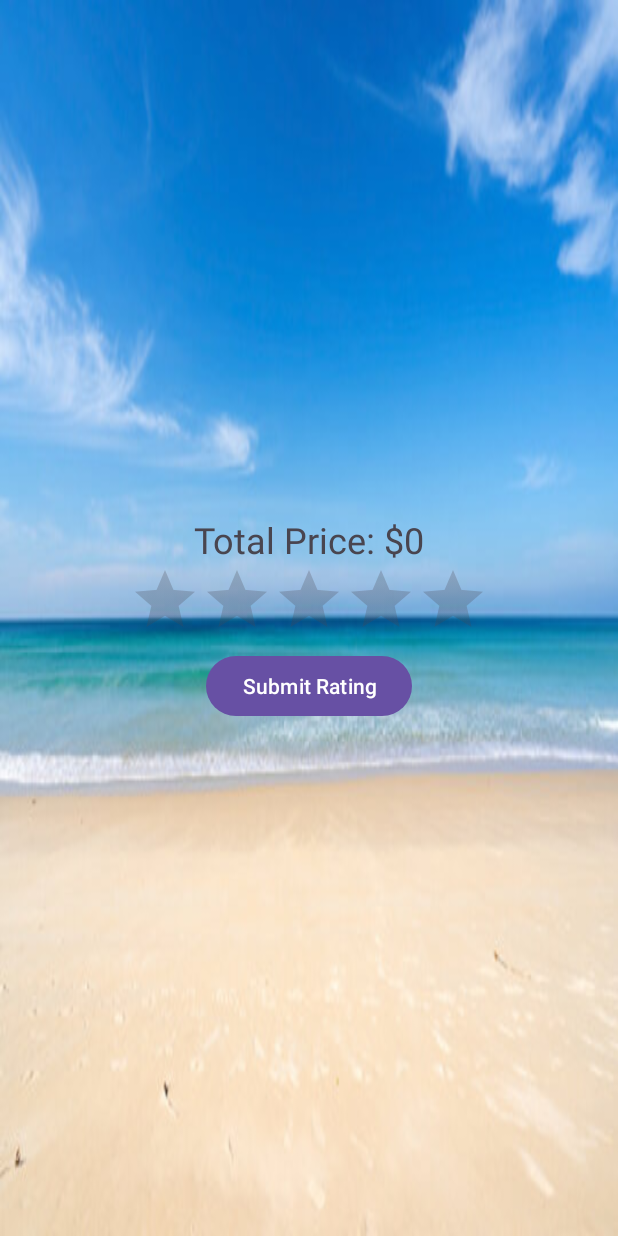
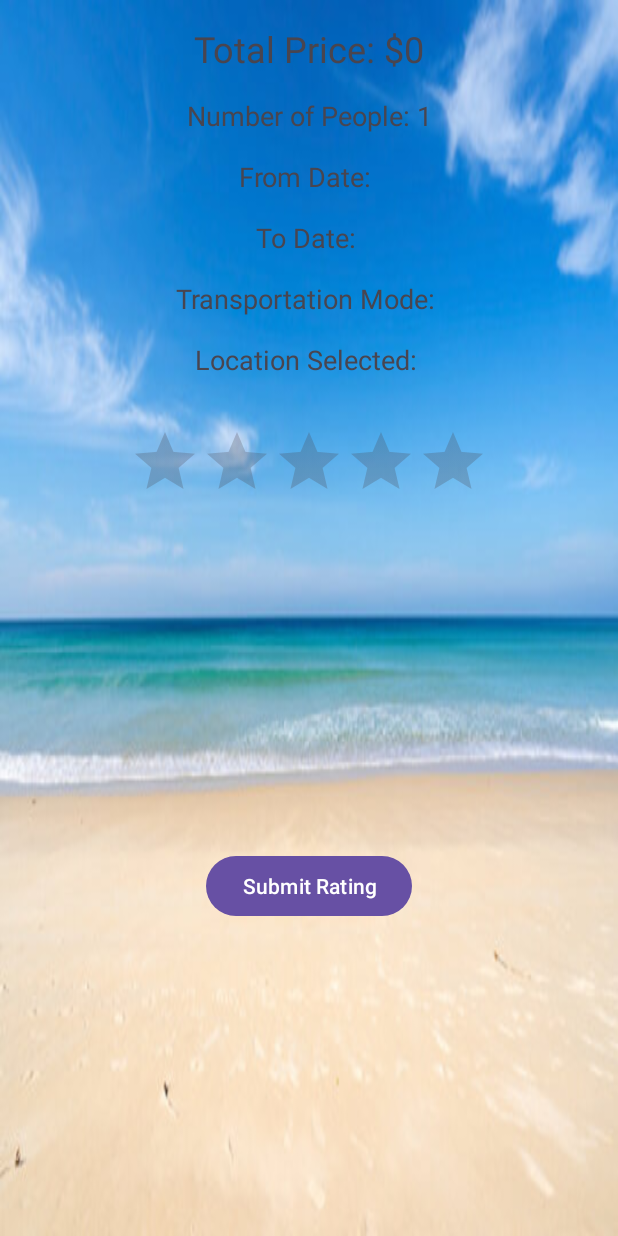
Before and after one commit to nguyennb12/MAD_PROJECT, an Android app built with Jetpack Compose: the TotalPrice screen opened directly, with no data from a screen before it, on a phone screen of 412 x 824 dp. Run offline under Robolectric (Android 15) with nearby library versions, the phone set to English and light mode, and no system bars.

Commit message:
Updates
Moved Paris picture label, added some display functionality to rating page, and adjusted trip planner to properly save and update transportation mode. Trying to add location and correctly update number of people on rating page.

```diff
--- a/app/src/main/java/com/example/trip_planner/TotalPrice.java
+++ b/app/src/main/java/com/example/trip_planner/TotalPrice.java
@@ -1,17 +1,8 @@
 package com.example.trip_planner;
 
 import androidx.appcompat.app.AppCompatActivity;
-import android.util.Log;
-import android.content.Context;
 import android.os.Bundle;
-import android.view.View;
-import android.widget.Button;
-import android.widget.RatingBar;
 import android.widget.TextView;
-import android.widget.Toast;
-
-import java.io.FileOutputStream;
-import java.io.IOException;
 
 public class TotalPrice extends AppCompatActivity {
 
@@ -23,38 +14,27 @@ public class TotalPrice extends AppCompatActivity {
         // Get the total price passed from TripPlanner activity
         int totalPrice = getIntent().getIntExtra("totalPrice", 0);
 
-        // Find the TextView and set the total price
+        // Retrieve other data from SaveList
+        SaveList saveList = new SaveList(this);
+        String fromDate = saveList.loadFromDate();
+        String toDate = saveList.loadToDate();
+        String transportationMode = saveList.loadSelectedTransportation();
+        int numberOfPeople = saveList.loadNumberOfPeople(); // Update here
+
+        // Find the TextViews for each data and set their values
         TextView textViewTotalPrice = findViewById(R.id.textViewTotalPrice);
         textViewTotalPrice.setText(String.format("Total Price: $%d", totalPrice));
 
-        // Setup for RatingBar and submit button
-        final RatingBar ratingBar = findViewById(R.id.ratingBar);
-        Button submitRatingButton = findViewById(R.id.submitRatingButton);
+        TextView textViewNumberOfPeople = findViewById(R.id.textViewNumberOfPeople);
+        textViewNumberOfPeople.setText("Number of People: " + numberOfPeople);
 
-        submitRatingButton.setOnClickListener(new View.OnClickListener() {
-            @Override
-            public void onClick(View view) {
-                String rating = "Rating is: " + ratingBar.getRating();
-                Toast.makeText(TotalPrice.this, rating, Toast.LENGTH_LONG).show();
+        TextView textViewFromDate = findViewById(R.id.textViewFromDate);
+        textViewFromDate.setText("From Date: " + fromDate);
 
-                // Construct the string to save
-                String fileInfo = "Total Price: $" + totalPrice + "\n" + rating;
+        TextView textViewToDate = findViewById(R.id.textViewToDate);
+        textViewToDate.setText("To Date: " + toDate);
 
-                // Call a method to write this string to a file
-                writeToFile(fileInfo, TotalPrice.this);
-            }
-        });
-    }
-
-    // Method to write to a file, correctly placed outside onCreate
-    private void writeToFile(String data, Context context) {
-        String filename = "TripDetails.txt";
-        try (FileOutputStream fos = context.openFileOutput(filename, Context.MODE_PRIVATE)) {
-            fos.write(data.getBytes());
-            Toast.makeText(context, "Saved to " + context.getFilesDir() + "/" + filename, Toast.LENGTH_LONG).show();
-        } catch (IOException e) {
-            Log.e("TotalPrice", "File write failed", e);
-            Toast.makeText(context, "Failed to save file", Toast.LENGTH_LONG).show();
-        }
+        TextView textViewTransportationMode = findViewById(R.id.textViewTransportationMode);
+        textViewTransportationMode.setText("Transportation Mode: " + transportationMode);
     }
 }
--- a/app/src/main/res/layout/activity_total_price.xml
+++ b/app/src/main/res/layout/activity_total_price.xml
@@ -7,31 +7,96 @@
     android:background="@drawable/beach"
     tools:context=".TotalPrice">
 
+    <!-- Display Total Price -->
     <TextView
         android:id="@+id/textViewTotalPrice"
         android:layout_width="wrap_content"
         android:layout_height="wrap_content"
         android:text="Total Price: $0"
         android:textSize="24sp"
-        app:layout_constraintBottom_toTopOf="@id/ratingBar"
         app:layout_constraintStart_toStartOf="parent"
         app:layout_constraintEnd_toEndOf="parent"
         app:layout_constraintTop_toTopOf="parent"
-        app:layout_constraintVertical_chainStyle="packed"
-        app:layout_constraintVertical_bias="0.5" />
+        app:layout_constraintHorizontal_bias="0.5"
+        android:layout_marginTop="16dp" />
 
+    <!-- Display Number of People -->
+    <TextView
+        android:id="@+id/textViewNumberOfPeople"
+        android:layout_width="wrap_content"
+        android:layout_height="wrap_content"
+        android:text="Number of People: "
+        android:textSize="18sp"
+        app:layout_constraintStart_toStartOf="parent"
+        app:layout_constraintEnd_toEndOf="parent"
+        app:layout_constraintTop_toBottomOf="@id/textViewTotalPrice"
+        app:layout_constraintHorizontal_bias="0.5"
+        android:layout_marginTop="16dp" />
+
+    <!-- Display Dates Selected -->
+    <TextView
+        android:id="@+id/textViewFromDate"
+        android:layout_width="wrap_content"
+        android:layout_height="wrap_content"
+        android:text="From Date: "
+        android:textSize="18sp"
+        app:layout_constraintStart_toStartOf="parent"
+        app:layout_constraintEnd_toEndOf="parent"
+        app:layout_constraintTop_toBottomOf="@id/textViewNumberOfPeople"
+        app:layout_constraintHorizontal_bias="0.5"
+        android:layout_marginTop="16dp" />
+
+    <TextView
+        android:id="@+id/textViewToDate"
+        android:layout_width="wrap_content"
+        android:layout_height="wrap_content"
+        android:text="To Date: "
+        android:textSize="18sp"
+        app:layout_constraintStart_toStartOf="parent"
+        app:layout_constraintEnd_toEndOf="parent"
+        app:layout_constraintTop_toBottomOf="@id/textViewFromDate"
+        app:layout_constraintHorizontal_bias="0.5"
+        android:layout_marginTop="16dp" />
+
+    <!-- Display Transportation Mode -->
+    <TextView
+        android:id="@+id/textViewTransportationMode"
+        android:layout_width="wrap_content"
+        android:layout_height="wrap_content"
+        android:text="Transportation Mode: "
+        android:textSize="18sp"
+        app:layout_constraintStart_toStartOf="parent"
+        app:layout_constraintEnd_toEndOf="parent"
+        app:layout_constraintTop_toBottomOf="@id/textViewToDate"
+        app:layout_constraintHorizontal_bias="0.5"
+        android:layout_marginTop="16dp" />
+
+    <!-- Display Location Selected -->
+    <TextView
+        android:id="@+id/textViewLocationSelected"
+        android:layout_width="wrap_content"
+        android:layout_height="wrap_content"
+        android:text="Location Selected: "
+        android:textSize="18sp"
+        app:layout_constraintStart_toStartOf="parent"
+        app:layout_constraintEnd_toEndOf="parent"
+        app:layout_constraintTop_toBottomOf="@id/textViewTransportationMode"
+        app:layout_constraintHorizontal_bias="0.5"
+        android:layout_marginTop="16dp" />
+
+    <!-- Rating Bar -->
     <RatingBar
         android:id="@+id/ratingBar"
         android:layout_width="wrap_content"
         android:layout_height="wrap_content"
+        android:layout_marginTop="32dp"
         android:numStars="5"
         android:stepSize="1.0"
-        app:layout_constraintBottom_toTopOf="@id/submitRatingButton"
+        app:layout_constraintEnd_toEndOf="parent"
         app:layout_constraintStart_toStartOf="parent"
-        app:layout_constraintEnd_toEndOf="parent"
-        app:layout_constraintTop_toBottomOf="@id/textViewTotalPrice"
-        app:layout_constraintVertical_bias="0.5" />
+        app:layout_constraintTop_toBottomOf="@id/textViewLocationSelected" />
 
+    <!-- Submit Rating Button -->
     <Button
         android:id="@+id/submitRatingButton"
         android:layout_width="wrap_content"
@@ -41,6 +106,7 @@
         app:layout_constraintEnd_toEndOf="parent"
         app:layout_constraintTop_toBottomOf="@id/ratingBar"
         app:layout_constraintBottom_toBottomOf="parent"
-        app:layout_constraintVertical_bias="0.5" />
+        app:layout_constraintHorizontal_bias="0.5"
+        android:layout_marginTop="16dp" />
 
 </androidx.constraintlayout.widget.ConstraintLayout>
```
Also changed, not shown: app/src/main/java/com/example/trip_planner/SaveList.java (+53 -0 lines), app/src/main/java/com/example/trip_planner/TripPlanner.java (+17 -10 lines), app/src/main/res/layout/activity_trip_planner.xml (+7 -5 lines).
